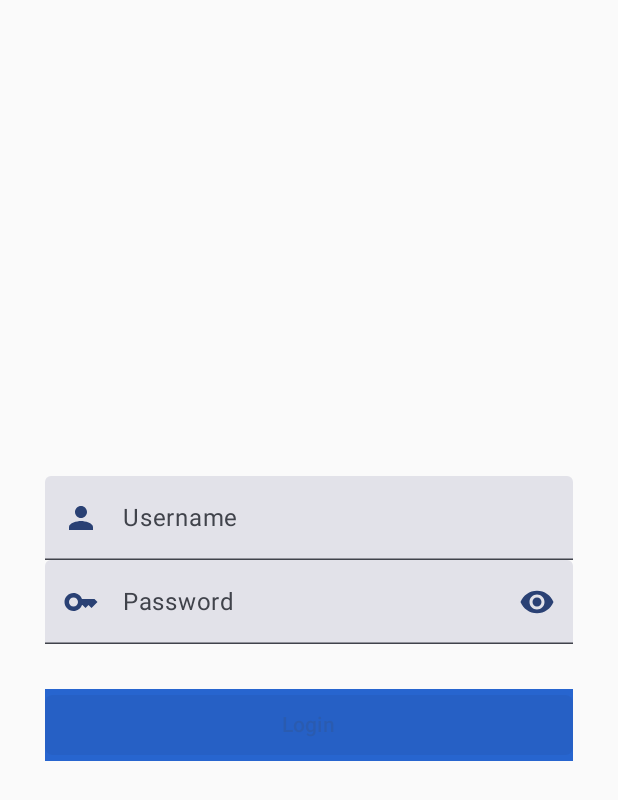
After one commit to limkhashing/omdb-technical-assessment, an Android app built with Jetpack Compose: the composable LoginScreen shown on its own in the app's theme, on a phone screen of 412 x 824 dp. The commit adds this screen. Shown: the top 800 px of the screen. Run offline under Robolectric (Android 15) with nearby library versions, the phone set to English and light mode, and no system bars; our stand-ins replace Dagger/Hilt's generated code, Voyager.

Commit message:
Add flow for login

```diff
--- a/app/src/main/java/io/limkhashing/omdbmovie/data/local/database/MovieEntity.kt
+++ b/app/src/main/java/io/limkhashing/omdbmovie/data/local/database/MovieEntity.kt
@@ -7,7 +7,7 @@ import io.limkhashing.omdbmovie.domain.model.Movie
 @Entity
 data class MovieEntity(
     @PrimaryKey
-    val imdbID: String?,
+    val imdbID: String,
 
     val title: String?,
     val year: String?,
--- a/app/src/main/java/io/limkhashing/omdbmovie/data/mapper/MovieMapper.kt
+++ b/app/src/main/java/io/limkhashing/omdbmovie/data/mapper/MovieMapper.kt
@@ -13,7 +13,7 @@ fun MovieDTO.toMovieEntity(
     poster: String?,
 ): MovieEntity {
     return MovieEntity(
-        imdbID = imdbID,
+        imdbID = imdbID ?: "",
         title = title,
         year = year,
         type = type,
--- a/app/src/main/java/io/limkhashing/omdbmovie/data/repository/SessionRepositoryImpl.kt
+++ b/app/src/main/java/io/limkhashing/omdbmovie/data/repository/SessionRepositoryImpl.kt
@@ -14,7 +14,11 @@ class SessionRepositoryImpl(
     override fun authenticateUser(username: String, password: String): Flow<ViewState<String>> = flow {
         emit(ViewState.Loading)
         delay(2000) // TODO replace with actual API call, and store the JWT in SessionManager
-        emit(ViewState.Success("Success"))
+        if (username == "VVVBB" && password == "@bcd1234") { // TODO currently hardcoded username and password for testing
+            emit(ViewState.Success("Success"))
+        } else {
+            emit(ViewState.Error(Exception("Invalid credentials")))
+        }
     }
 
     override fun getJwtSession(): String? {
--- /dev/null
+++ b/app/src/main/java/io/limkhashing/omdbmovie/presentation/screen/login/LoginScreen.kt
@@ -0,0 +1,139 @@
+package io.limkhashing.omdbmovie.presentation.screen.login
+
+import android.content.Context
+import android.widget.Toast
+import androidx.compose.foundation.background
+import androidx.compose.foundation.layout.Arrangement
+import androidx.compose.foundation.layout.Column
+import androidx.compose.foundation.layout.Spacer
+import androidx.compose.foundation.layout.fillMaxSize
+import androidx.compose.foundation.layout.fillMaxWidth
+import androidx.compose.foundation.layout.height
+import androidx.compose.foundation.layout.padding
+import androidx.compose.foundation.shape.RoundedCornerShape
+import androidx.compose.material3.Button
+import androidx.compose.material3.Text
+import androidx.compose.runtime.Composable
+import androidx.compose.runtime.LaunchedEffect
+import androidx.compose.runtime.getValue
+import androidx.compose.runtime.mutableStateOf
+import androidx.compose.runtime.remember
+import androidx.compose.runtime.setValue
+import androidx.compose.ui.Alignment
+import androidx.compose.ui.Modifier
+import androidx.compose.ui.draw.alpha
+import androidx.compose.ui.platform.LocalContext
+import androidx.compose.ui.tooling.preview.Preview
+import androidx.compose.ui.unit.dp
+import androidx.hilt.navigation.compose.hiltViewModel
+import androidx.lifecycle.compose.collectAsStateWithLifecycle
+import cafe.adriel.voyager.core.screen.Screen
+import cafe.adriel.voyager.navigator.LocalNavigator
+import io.limkhashing.omdbmovie.helper.Logger
+import io.limkhashing.omdbmovie.presentation.screen.home.MoviesHomeScreen
+import io.limkhashing.omdbmovie.ui.theme.ButtonColor
+import io.limkhashing.omdbmovie.ui.theme.MoviesAppTheme
+import io.limkhashing.omdbmovie.ui.widget.CustomLoadingDialog
+import io.limkhashing.omdbmovie.ui.widget.LoginField
+import io.limkhashing.omdbmovie.ui.widget.PasswordField
+
+class LoginScreen : Screen {
+
+    @Composable
+    override fun Content() {
+        val navigator = LocalNavigator.current
+        val context = LocalContext.current.applicationContext
+
+        val viewModel = hiltViewModel<LoginViewModel>()
+        val state by viewModel.loginState.collectAsStateWithLifecycle()
+        var credentials by remember { mutableStateOf(Credentials()) }
+
+        state.DisplayResult(
+            onLoading = {
+                CustomLoadingDialog(onDismissRequest = { })
+            },
+            onSuccess = {
+                viewModel.setJwtSession(state.getSuccessDataOrNull())
+                navigator?.replaceAll(MoviesHomeScreen())
+            },
+            onError = {
+                LaunchedEffect(Unit) {
+                    Logger.logException(state.getRequestStateException())
+                    Toast.makeText(context, state.getErrorMessageOrNull() ?: "", Toast.LENGTH_SHORT).show()
+                }
+            }
+        )
+        Column(
+            verticalArrangement = Arrangement.Center,
+            horizontalAlignment = Alignment.CenterHorizontally,
+            modifier = Modifier
+                .fillMaxSize()
+                .padding(horizontal = 30.dp)
+        ) {
+            LoginField(
+                value = credentials.username,
+                onChange = { data -> credentials = credentials.copy(username = data) },
+                modifier = Modifier.fillMaxWidth()
+            )
+            PasswordField(
+                value = credentials.password,
+                onChange = { data -> credentials = credentials.copy(password = data) },
+                submit = {
+                    if (!isCredentialsValid(credentials, context)) {
+                        credentials = Credentials()
+                        return@PasswordField
+                    }
+                    viewModel.onUserLogin(credentials.username, credentials.password)
+                },
+                modifier = Modifier.fillMaxWidth()
+            )
+            Spacer(modifier = Modifier.height(10.dp))
+            Spacer(modifier = Modifier.height(20.dp))
+            Button(
+                onClick = {
+                    if (!isCredentialsValid(credentials, context)) {
+                        credentials = Credentials()
+                        return@Button
+                    }
+                    viewModel.onUserLogin(credentials.username, credentials.password)
+                },
+                enabled = !credentials.isEmpty(),
+                shape = RoundedCornerShape(5.dp),
+                modifier = Modifier
+                    .fillMaxWidth()
+                    .background(ButtonColor)
+                    .alpha(if (credentials.isEmpty()) 0.5f else 1f)
+            ) {
+                Text("Login")
+            }
+        }
+    }
+}
+
+fun isCredentialsValid(
+    credentials: Credentials,
+    context: Context,
+): Boolean {
+    if (credentials.isEmpty()) {
+        Toast.makeText(context, "Wrong Credentials", Toast.LENGTH_SHORT).show()
+        return false
+    }
+    return true
+}
+
+data class Credentials(
+    var username: String = "",
+    var password: String = "",
+) {
+    fun isEmpty(): Boolean {
+        return username.isEmpty() || password.isEmpty()
+    }
+}
+
+@Preview(showBackground = true, showSystemUi = true)
+@Composable
+fun LoginScreenPreview() {
+    MoviesAppTheme {
+        LoginScreen()
+    }
+}
--- a/app/src/main/java/io/limkhashing/omdbmovie/ui/theme/Color.kt
+++ b/app/src/main/java/io/limkhashing/omdbmovie/ui/theme/Color.kt
@@ -9,3 +9,8 @@ val Pink80 = Color(0xFFEFB8C8)
 val Purple40 = Color(0xFF6650a4)
 val PurpleGrey40 = Color(0xFF625b71)
 val Pink40 = Color(0xFF7D5260)
+
+val TextHeadingColor = Color(0xFF000000)
+val TextBodyColor = Color(0xFF00BCD4)
+
+val ButtonColor = Color(0xFF2765CF)
--- /dev/null
+++ b/app/src/main/java/io/limkhashing/omdbmovie/ui/widget/LoginField.kt
@@ -0,0 +1,106 @@
+package io.limkhashing.omdbmovie.ui.widget
+
+import androidx.compose.foundation.text.KeyboardActions
+import androidx.compose.foundation.text.KeyboardOptions
+import androidx.compose.material.icons.Icons
+import androidx.compose.material.icons.filled.Key
+import androidx.compose.material.icons.filled.Person
+import androidx.compose.material.icons.filled.Visibility
+import androidx.compose.material.icons.filled.VisibilityOff
+import androidx.compose.material3.Icon
+import androidx.compose.material3.IconButton
+import androidx.compose.material3.MaterialTheme
+import androidx.compose.material3.Text
+import androidx.compose.material3.TextField
+import androidx.compose.runtime.Composable
+import androidx.compose.runtime.getValue
+import androidx.compose.runtime.mutableStateOf
+import androidx.compose.runtime.remember
+import androidx.compose.runtime.setValue
+import androidx.compose.ui.Modifier
+import androidx.compose.ui.focus.FocusDirection
+import androidx.compose.ui.platform.LocalFocusManager
+import androidx.compose.ui.text.input.ImeAction
+import androidx.compose.ui.text.input.KeyboardType
+import androidx.compose.ui.text.input.PasswordVisualTransformation
+import androidx.compose.ui.text.input.VisualTransformation
+
+@Composable
+fun LoginField(
+    value: String,
+    onChange: (String) -> Unit,
+    modifier: Modifier = Modifier,
+    label: String = "Username",
+    placeholder: String = "Enter your Login"
+) {
+
+    val focusManager = LocalFocusManager.current
+    val leadingIcon = @Composable {
+        Icon(
+            Icons.Default.Person,
+            contentDescription = "",
+            tint = MaterialTheme.colorScheme.primary
+        )
+    }
+
+    TextField(
+        value = value,
+        onValueChange = onChange,
+        modifier = modifier,
+        leadingIcon = leadingIcon,
+        keyboardOptions = KeyboardOptions(imeAction = ImeAction.Next),
+        keyboardActions = KeyboardActions(
+            onNext = { focusManager.moveFocus(FocusDirection.Down) }
+        ),
+        placeholder = { Text(placeholder) },
+        label = { Text(label) },
+        singleLine = true,
+        visualTransformation = VisualTransformation.None
+    )
+}
+
+@Composable
+fun PasswordField(
+    value: String,
+    onChange: (String) -> Unit,
+    submit: () -> Unit,
+    modifier: Modifier = Modifier,
+    label: String = "Password",
+    placeholder: String = "Enter your Password"
+) {
+    var isPasswordVisible by remember { mutableStateOf(false) }
+    val leadingIcon = @Composable {
+        Icon(
+            Icons.Default.Key,
+            contentDescription = "",
+            tint = MaterialTheme.colorScheme.primary
+        )
+    }
+    val trailingIcon = @Composable {
+        IconButton(onClick = { isPasswordVisible = !isPasswordVisible }) {
+            Icon(
+                if (isPasswordVisible) Icons.Default.VisibilityOff else Icons.Default.Visibility,
+                contentDescription = "",
+                tint = MaterialTheme.colorScheme.primary
+            )
+        }
+    }
+    TextField(
+        value = value,
+        onValueChange = onChange,
+        modifier = modifier,
+        leadingIcon = leadingIcon,
+        trailingIcon = trailingIcon,
+        keyboardOptions = KeyboardOptions(
+            imeAction = ImeAction.Done,
+            keyboardType = KeyboardType.Password
+        ),
+        keyboardActions = KeyboardActions(
+            onDone = { submit() }
+        ),
+        placeholder = { Text(placeholder) },
+        label = { Text(label) },
+        singleLine = true,
+        visualTransformation = if (isPasswordVisible) VisualTransformation.None else PasswordVisualTransformation()
+    )
+}
```
Also changed, not shown: app/build.gradle.kts (+7 -1 lines), app/src/main/java/io/limkhashing/omdbmovie/presentation/MainActivity.kt (+22 -10 lines), app/src/main/java/io/limkhashing/omdbmovie/presentation/screen/home/HomeTab.kt (added, +36 -0 lines), app/src/main/java/io/limkhashing/omdbmovie/presentation/screen/home/MoviesHomeScreen.kt (added, +35 -0 lines), app/src/main/java/io/limkhashing/omdbmovie/presentation/screen/home/MoviesHomeViewModel.kt (added, +20 -0 lines), app/src/main/java/io/limkhashing/omdbmovie/presentation/screen/home/detail/MovieDetailsScreen.kt (added, +16 -0 lines), app/src/main/java/io/limkhashing/omdbmovie/presentation/screen/login/LoginViewModel.kt (added, +38 -0 lines), app/src/main/java/io/limkhashing/omdbmovie/presentation/screen/profile/ProfileScreen.kt (added, +50 -0 lines), app/src/main/java/io/limkhashing/omdbmovie/presentation/screen/profile/ProfileTab.kt (added, +36 -0 lines), app/src/main/java/io/limkhashing/omdbmovie/ui/widget/CustomLoadingDialog.kt (added, +33 -0 lines).
